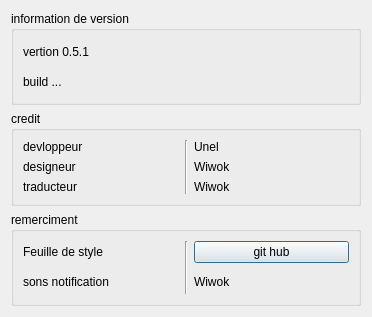
Above: moreinformation.ui from UnelDev/tchat-v5.2 before the change. Below: the same form after it.
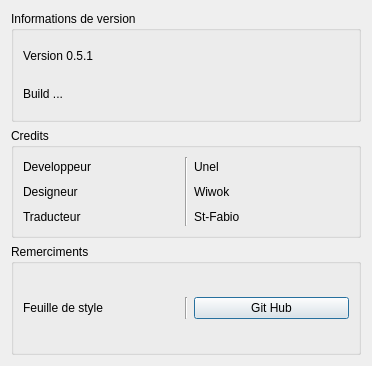
That is the form after the change. Icons and pictures are not drawn.

The edit to the form file:
```diff
--- a/moreinformation.ui
+++ b/moreinformation.ui
@@ -7,7 +7,7 @@
     <x>0</x>
     <y>0</y>
     <width>372</width>
-    <height>317</height>
+    <height>366</height>
    </rect>
   </property>
   <property name="windowTitle">
@@ -21,7 +21,7 @@
    <item row="1" column="0">
     <widget class="QGroupBox" name="groupBox_2">
      <property name="title">
-      <string>credit</string>
+      <string>Credits</string>
      </property>
      <layout class="QGridLayout" name="gridLayout_3">
       <item row="1" column="3">
@@ -34,7 +34,7 @@
       <item row="1" column="0">
        <widget class="QLabel" name="label_5">
         <property name="text">
-         <string>designeur</string>
+         <string>Designeur</string>
         </property>
        </widget>
       </item>
@@ -48,14 +48,14 @@
       <item row="0" column="0">
        <widget class="QLabel" name="label_3">
         <property name="text">
-         <string>devloppeur</string>
+         <string>Developpeur</string>
         </property>
        </widget>
       </item>
       <item row="2" column="0">
        <widget class="QLabel" name="label_7">
         <property name="text">
-         <string>traducteur</string>
+         <string>Traducteur</string>
         </property>
        </widget>
       </item>
@@ -69,7 +69,7 @@
       <item row="2" column="3">
        <widget class="QLabel" name="label_8">
         <property name="text">
-         <string>Wiwok</string>
+         <string>St-Fabio</string>
         </property>
        </widget>
       </item>
@@ -79,20 +79,20 @@
    <item row="0" column="0">
     <widget class="QGroupBox" name="groupBox">
      <property name="title">
-      <string>information de version</string>
+      <string>Informations de version</string>
      </property>
      <layout class="QGridLayout" name="gridLayout_2">
       <item row="0" column="0">
        <widget class="QLabel" name="label">
         <property name="text">
-         <string>vertion 0.5.1</string>
+         <string>Version 0.5.1</string>
         </property>
        </widget>
       </item>
       <item row="1" column="0">
        <widget class="QLabel" name="label_2">
         <property name="text">
-         <string>build ...</string>
+         <string>Build ...</string>
         </property>
        </widget>
       </item>
@@ -102,7 +102,7 @@
    <item row="2" column="0">
     <widget class="QGroupBox" name="groupBox_3">
      <property name="title">
-      <string>remerciment</string>
+      <string>Remerciments</string>
      </property>
      <layout class="QGridLayout" name="gridLayout_4">
       <item row="0" column="1">
@@ -112,31 +112,17 @@
         </property>
        </widget>
       </item>
-      <item row="1" column="1">
-       <widget class="QLabel" name="label_11">
-        <property name="text">
-         <string>sons notification</string>
-        </property>
-       </widget>
-      </item>
-      <item row="0" column="2" rowspan="2">
-       <widget class="Line" name="line_2">
-        <property name="orientation">
-         <enum>Qt::Vertical</enum>
-        </property>
-       </widget>
-      </item>
-      <item row="1" column="3">
-       <widget class="QLabel" name="label_12">
-        <property name="text">
-         <string>Wiwok</string>
-        </property>
-       </widget>
-      </item>
       <item row="0" column="3">
        <widget class="QPushButton" name="pushButton">
         <property name="text">
-         <string>git hub</string>
+         <string>Git Hub</string>
+        </property>
+       </widget>
+      </item>
+      <item row="0" column="2">
+       <widget class="Line" name="line_2">
+        <property name="orientation">
+         <enum>Qt::Vertical</enum>
         </property>
        </widget>
       </item>
```
